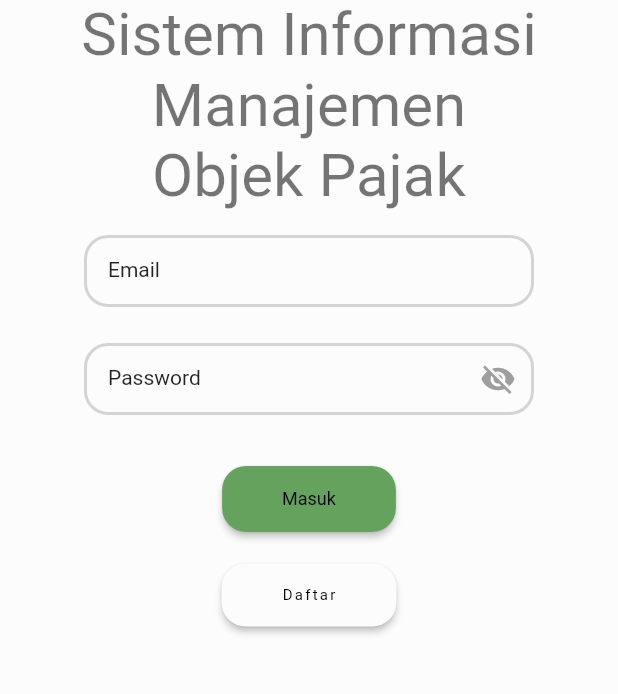
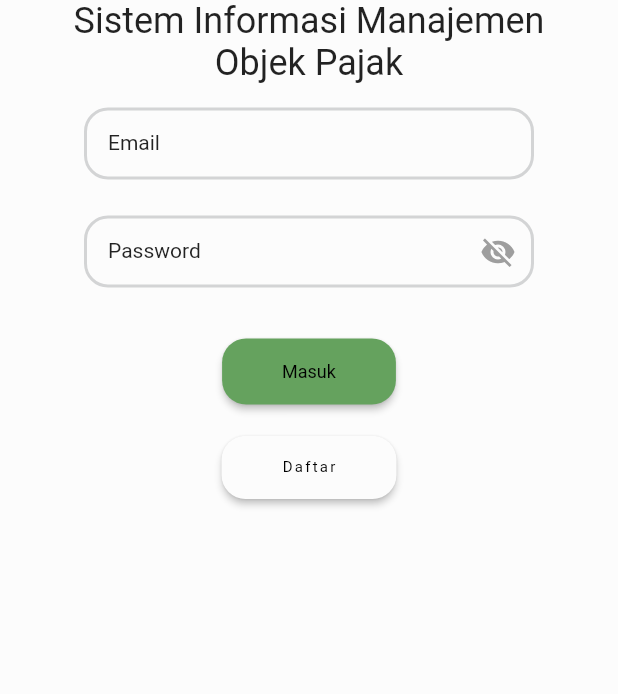
Before and after one commit to Hendi-009/SIMOP, a Flutter app: the screen it shows after launch, on a phone screen of 412 x 824 dp, the part 260-954 px from its top. Run offline on Flutter 3.47's test engine with Material 2 defaults, Android fonts, the phone set to English and light mode, and no system bars; drawn by our look-alikes of simple_gradient_text; our stand-ins replace cloud_firestore, dropdown_button2, firebase_auth, firebase_core, font_awesome_flutter, get; accounts and stored records are empty.

Commit message:
perbaikan theme

```diff
--- a/lib/screen/auth/login.dart
+++ b/lib/screen/auth/login.dart
@@ -89,7 +89,7 @@ class _LoginWidgetState extends State<LoginWidget> {
                   ),
                   Text('Sistem Informasi Manajemen \nObjek Pajak',
                       textAlign: TextAlign.center,
-                      style: Theme.of(context).textTheme.headlineLarge),
+                      style: Theme.of(context).textTheme.headlineSmall),
 
                   // isian nama
                   Padding(
--- a/lib/theme/theme_notifier.dart
+++ b/lib/theme/theme_notifier.dart
@@ -16,7 +16,7 @@ class ThemeNotifier extends ChangeNotifier {
           fontSize: 16, fontWeight: FontWeight.w500, color: Color(0xFF65A25E)),
       titleSmall: TextStyle(
           fontSize: 14, fontWeight: FontWeight.w400, color: Color(0xFF65A25E)),
-      headlineLarge: TextStyle(
+      headlineSmall: TextStyle(
           fontSize: 14, fontWeight: FontWeight.w500, color: Color(0xFF111111)),
       bodyLarge: TextStyle(
           fontSize: 14, fontWeight: FontWeight.w400, color: Color(0xFF111111)),
```
